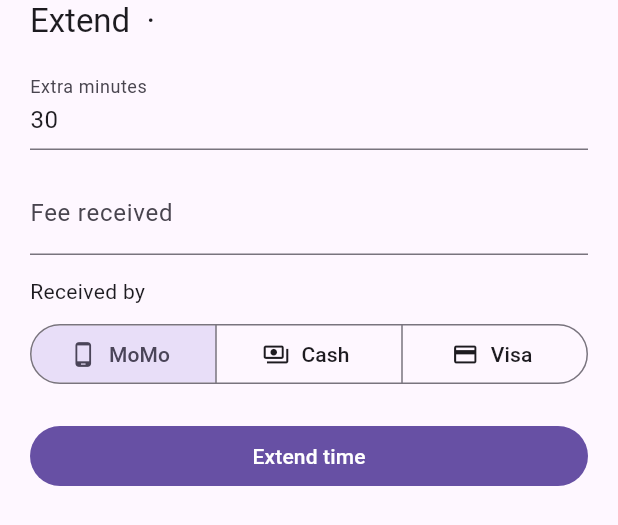
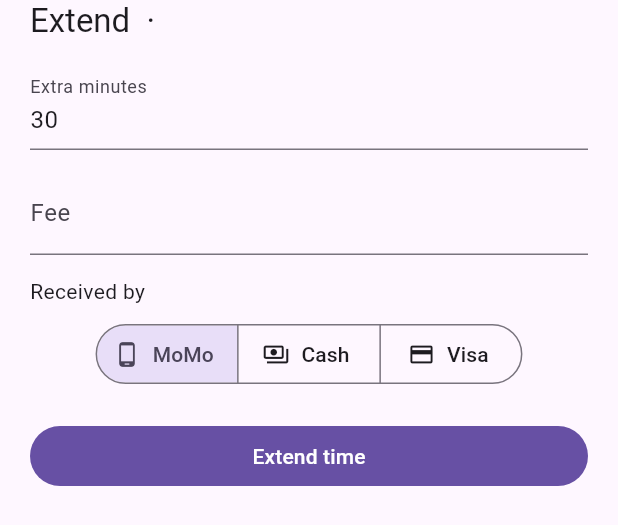
Before and after one commit to Nandrog/Potie, a Flutter app: the _ExtendSheet widget shown alone on an empty page, opened directly with empty values, on a phone screen of 412 x 824 dp. Shown: the top 525 px of the screen. Run offline on Flutter 3.47's test engine with Material 3 defaults, Android fonts, the phone set to English and light mode, and no system bars; our stand-ins replace flutter_local_notifications, open_filex, package_info_plus, pdf, permission_handler, printing and 4 more; missing offline and left inert: esc_pos_utils_plus, print_bluetooth_thermal; accounts and stored records are empty.

Commit message:
Fee/Amount labels, payment method picker always on one line
Co-Authored-By: Claude Sonnet 5.5 <noreply@anthropic.com>

```diff
--- a/lib/features/distributor/distributor_home.dart
+++ b/lib/features/distributor/distributor_home.dart
@@ -225,7 +225,7 @@ class _IssueTabState extends State<_IssueTab> {
             keyboardType: TextInputType.number,
             decoration: InputDecoration(
                 labelText: _timing == PayTiming.immediate
-                    ? 'Amount received'
+                    ? 'Amount'
                     : 'Amount to be paid'),
           ),
           const SizedBox(height: 18),
@@ -441,7 +441,7 @@ class _ExtendSheetState extends State<_ExtendSheet> {
             TextField(
               controller: _fee,
               keyboardType: TextInputType.number,
-              decoration: const InputDecoration(labelText: 'Fee received'),
+              decoration: const InputDecoration(labelText: 'Fee'),
             ),
             const SizedBox(height: 14),
             const Text('Received by'),
--- a/lib/widgets/common.dart
+++ b/lib/widgets/common.dart
@@ -64,19 +64,24 @@ class MethodPicker extends StatelessWidget {
   };
 
   @override
-  Widget build(BuildContext context) => SegmentedButton<PayMethod>(
+  Widget build(BuildContext context) => SizedBox(
+      width: double.infinity,
+      child: FittedBox(
+        fit: BoxFit.scaleDown,
+        child: SegmentedButton<PayMethod>(
         showSelectedIcon: false,
         segments: [
           for (final m in PayMethod.values)
             ButtonSegment(
               value: m,
               icon: Icon(_icons[m]),
-              label: Text(m == PayMethod.mobileMoney ? 'MoMo' : m.label),
+              label: Text(m == PayMethod.mobileMoney ? 'MoMo' : m.label,
+                  maxLines: 1, softWrap: false),
             ),
         ],
         selected: {value},
         onSelectionChanged: (s) => onChanged(s.first),
-      );
+      )));
 }
 
 class StatusChip extends StatelessWidget {
```
